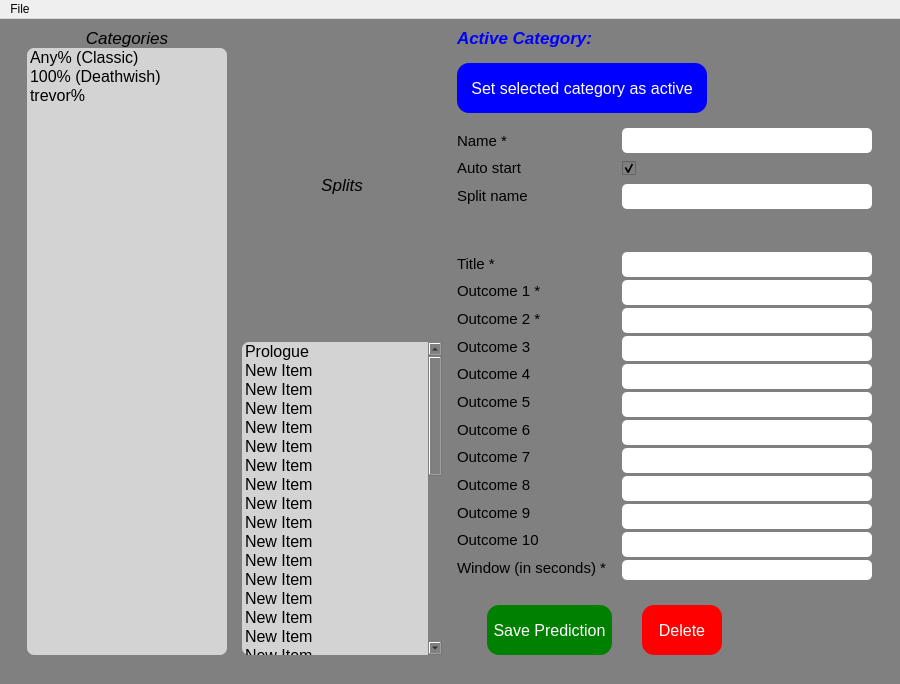
This is ui/manager.ui in rayer456/electrobot as Qt 5 draws it before an edit. The edited form follows.
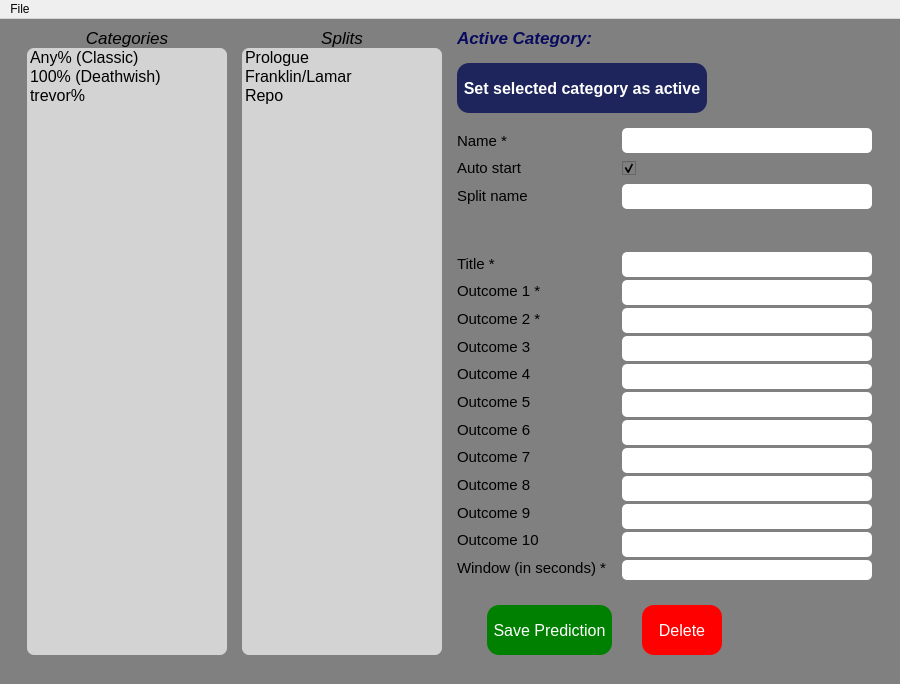
This is the edited form.

```diff
--- a/ui/manager.ui
+++ b/ui/manager.ui
@@ -80,7 +80,7 @@
 }
 
 #setActiveButton {
-	background-color: blue;
+	background-color: #1e255d;
 	color: white;
 	width: 100px;
 	border-radius: 12px
@@ -292,7 +292,7 @@
         <item>
          <widget class="QListWidget" name="splitList">
           <property name="sizePolicy">
-           <sizepolicy hsizetype="Fixed" vsizetype="Maximum">
+           <sizepolicy hsizetype="Fixed" vsizetype="Expanding">
             <horstretch>0</horstretch>
             <verstretch>0</verstretch>
            </sizepolicy>
@@ -306,7 +306,7 @@
           <property name="maximumSize">
            <size>
             <width>200</width>
-            <height>600</height>
+            <height>166666</height>
            </size>
           </property>
           <property name="font">
@@ -363,101 +363,6 @@
             <string>Prologue</string>
            </property>
           </item>
-          <item>
-           <property name="text">
-            <string>New Item</string>
-           </property>
-          </item>
-          <item>
-           <property name="text">
-            <string>New Item</string>
-           </property>
-          </item>
-          <item>
-           <property name="text">
-            <string>New Item</string>
-           </property>
-          </item>
-          <item>
-           <property name="text">
-            <string>New Item</string>
-           </property>
-          </item>
-          <item>
-           <property name="text">
-            <string>New Item</string>
-           </property>
-          </item>
-          <item>
-           <property name="text">
-            <string>New Item</string>
-           </property>
-          </item>
-          <item>
-           <property name="text">
-            <string>New Item</string>
-           </property>
-          </item>
-          <item>
-           <property name="text">
-            <string>New Item</string>
-           </property>
-          </item>
-          <item>
-           <property name="text">
-            <string>New Item</string>
-           </property>
-          </item>
-          <item>
-           <property name="text">
-            <string>New Item</string>
-           </property>
-          </item>
-          <item>
-           <property name="text">
-            <string>New Item</string>
-           </property>
-          </item>
-          <item>
-           <property name="text">
-            <string>New Item</string>
-           </property>
-          </item>
-          <item>
-           <property name="text">
-            <string>New Item</string>
-           </property>
-          </item>
-          <item>
-           <property name="text">
-            <string>New Item</string>
-           </property>
-          </item>
-          <item>
-           <property name="text">
-            <string>New Item</string>
-           </property>
-          </item>
-          <item>
-           <property name="text">
-            <string>New Item</string>
-           </property>
-          </item>
-          <item>
-           <property name="text">
-            <string>New Item</string>
-           </property>
-          </item>
-          <item>
-           <property name="text">
-            <string>New Item</string>
-           </property>
-          </item>
-          <item>
-           <property name="text">
-            <string>New Item</string>
-           </property>
-          </item>
           <item>
            <property name="text">
             <string>Franklin/Lamar</string>
@@ -468,86 +373,6 @@
             <string>Repo</string>
            </property>
           </item>
-          <item>
-           <property name="text">
-            <string>fsadf</string>
-           </property>
-          </item>
-          <item>
-           <property name="text">
-            <string>New Item</string>
-           </property>
-          </item>
-          <item>
-           <property name="text">
-            <string>New Item</string>
-           </property>
-          </item>
-          <item>
-           <property name="text">
-            <string>New Item</string>
-           </property>
-          </item>
-          <item>
-           <property name="text">
-            <string>New Item</string>
-           </property>
-          </item>
-          <item>
-           <property name="text">
-            <string>New Item</string>
-           </property>
-          </item>
-          <item>
-           <property name="text">
-            <string>New Item</string>
-           </property>
-          </item>
-          <item>
-           <property name="text">
-            <string>New Item</string>
-           </property>
-          </item>
-          <item>
-           <property name="text">
-            <string>New Item</string>
-           </property>
-          </item>
-          <item>
-           <property name="text">
-            <string>New Item</string>
-           </property>
-          </item>
-          <item>
-           <property name="text">
-            <string>New Item</string>
-           </property>
-          </item>
-          <item>
-           <property name="text">
-            <string>New Item</string>
-           </property>
-          </item>
-          <item>
-           <property name="text">
-            <string>New Item</string>
-           </property>
-          </item>
-          <item>
-           <property name="text">
-            <string>New Item</string>
-           </property>
-          </item>
-          <item>
-           <property name="text">
-            <string>New Item</string>
-           </property>
-          </item>
-          <item>
-           <property name="text">
-            <string>New Item</string>
-           </property>
-          </item>
          </widget>
         </item>
        </layout>
@@ -575,7 +400,7 @@
           </property>
           <property name="styleSheet">
            <string notr="true">QLabel {
-	color: blue;
+	color: #080a5d;
 }</string>
           </property>
           <property name="text">
@@ -609,6 +434,7 @@
           <property name="font">
            <font>
             <pointsize>12</pointsize>
+            <bold>true</bold>
            </font>
           </property>
           <property name="cursor">
```
Left out of the diff: 3 changed lines with no effect on the pictures.
